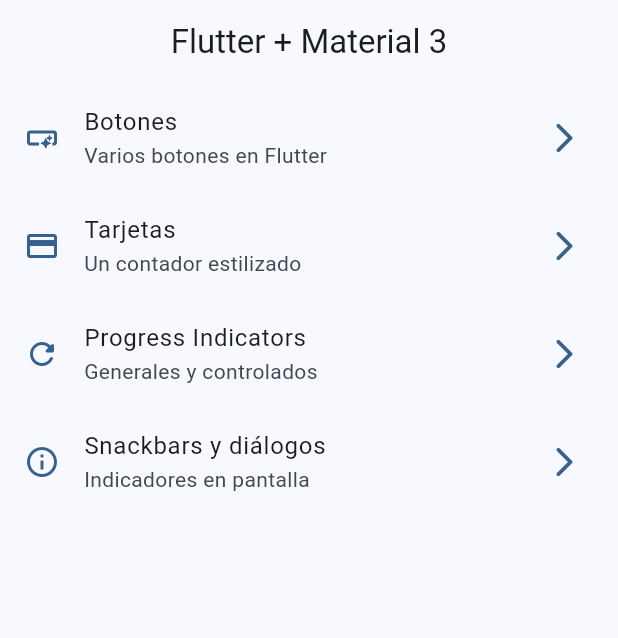
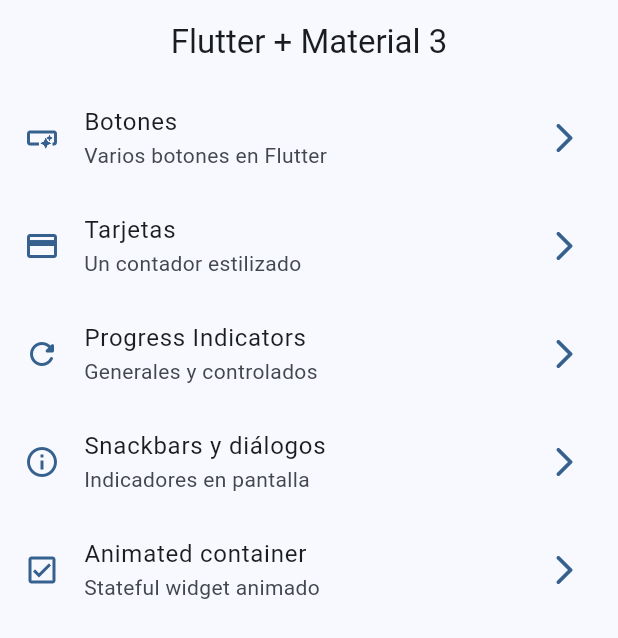
Before and after one commit to Corix5/widgets_app_flutter, a Flutter app: the screen it shows after launch, on a phone screen of 412 x 824 dp. Shown: the top 638 px of the screen. Run offline on Flutter 3.47's test engine with Material 3 defaults, Android fonts, the phone set to English and light mode, and no system bars; our stand-ins replace go_router.

Commit message:
animated terminado

```diff
--- a/lib/config/router/app_router.dart
+++ b/lib/config/router/app_router.dart
@@ -31,5 +31,10 @@ final appRouter = GoRouter(
       name: SnackbarScreen.name,
       builder: (context, state) => SnackbarScreen(),
     ),
+    GoRoute(
+      path: '/animated',
+      name: AnimatedScreen.name,
+      builder: (context, state) => AnimatedScreen(),
+    ),
   ],
 );
--- a/lib/config/theme/menu/menu_items.dart
+++ b/lib/config/theme/menu/menu_items.dart
@@ -34,5 +34,11 @@ class MenuItems {
     link: '/snackbars',
     icon: Icons.info_outline
   ),
+  MenuItems(
+    title: 'Animated container',
+    subtitle: 'Stateful widget animado',
+    link: '/animated',
+    icon: Icons.check_box_outlined
+  ),
 
 ];
```
Also changed, not shown: lib/presentation/screens/animated/animated_screen.dart (+47 -2 lines).
